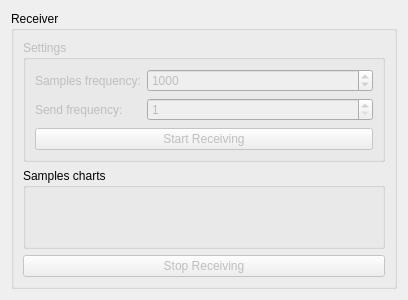
This is ESPWiFiServer/Source/Client/Views/UI/ReceiverView.ui in MaxGarden/ESPWiFiServer as Qt 5 draws it before an edit. The edited form follows.
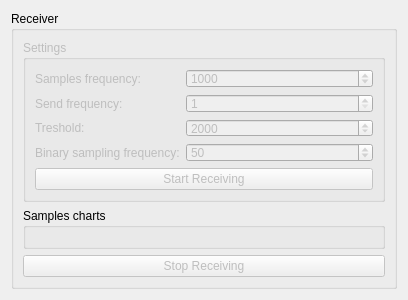
This is the edited form.

Commit message: WIP on receiver view (still)

What changed in the file:
```diff
--- a/ESPWiFiServer/Source/Client/Views/UI/ReceiverView.ui
+++ b/ESPWiFiServer/Source/Client/Views/UI/ReceiverView.ui
@@ -74,6 +74,43 @@
              </property>
             </widget>
            </item>
+           <item row="2" column="0">
+            <widget class="QLabel" name="label_3">
+             <property name="text">
+              <string>Treshold:</string>
+             </property>
+            </widget>
+           </item>
+           <item row="2" column="1">
+            <widget class="QSpinBox" name="m_TresholdSpinBox">
+             <property name="maximum">
+              <number>65635</number>
+             </property>
+             <property name="value">
+              <number>2000</number>
+             </property>
+            </widget>
+           </item>
+           <item row="3" column="0">
+            <widget class="QLabel" name="label_4">
+             <property name="text">
+              <string>Binary sampling frequency:</string>
+             </property>
+            </widget>
+           </item>
+           <item row="3" column="1">
+            <widget class="QSpinBox" name="m_BinarySamplingFrequencySpinBox">
+             <property name="minimum">
+              <number>1</number>
+             </property>
+             <property name="maximum">
+              <number>10000</number>
+             </property>
+             <property name="value">
+              <number>50</number>
+             </property>
+            </widget>
+           </item>
           </layout>
          </item>
          <item>
```
The commit also changes 10 other files.
